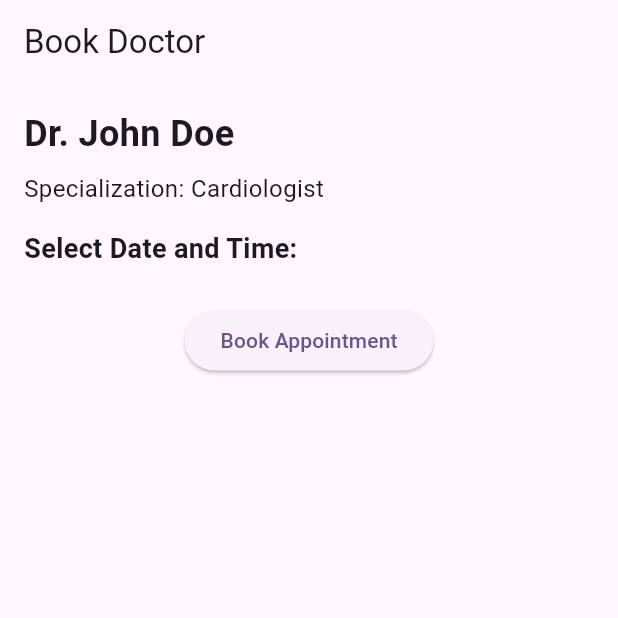
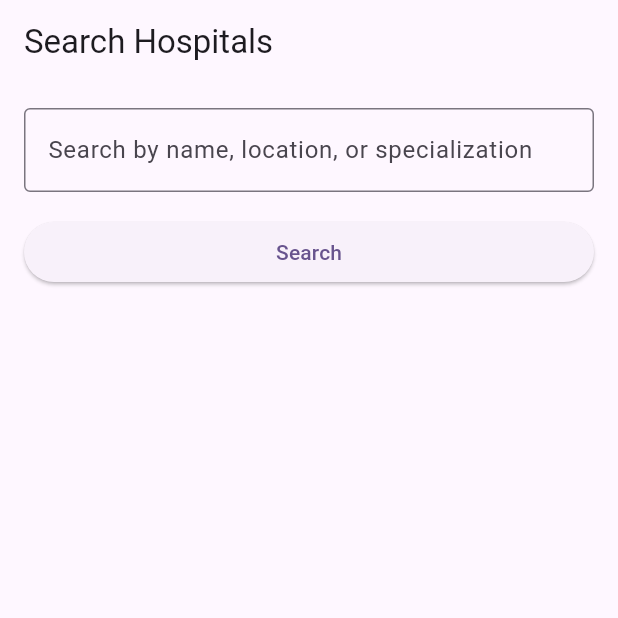
Before and after one commit to Vish-nu01/internship, a Flutter app: the screen it shows after launch, on a phone screen of 412 x 824 dp, the top half of it. Run offline on Flutter 3.47's test engine with Material 3 defaults, Android fonts, the phone set to English and light mode, and no system bars.

Commit message:
UI for search

```diff
--- a/lib/main.dart
+++ b/lib/main.dart
@@ -3,6 +3,7 @@ import 'package:internship/screens/doctor_booking_screen.dart';
 import 'package:internship/screens/home_page.dart';
 import 'package:internship/screens/login_screen.dart';
 import 'package:internship/screens/reg_screen.dart';
+import 'package:internship/screens/search_hospital.dart';
 import 'package:internship/service/http_service.dart';
 
 void main() {
@@ -20,7 +21,7 @@ class MyApp extends StatelessWidget {
         colorScheme: ColorScheme.fromSeed(seedColor: Colors.deepPurple),
         useMaterial3: true,
       ),
-      home: DoctorBookingScreen(),
+      home: HospitalSearchPage(),
     );
   }
 }
--- /dev/null
+++ b/lib/screens/search_hospital.dart
@@ -0,0 +1,43 @@
+import 'package:flutter/material.dart';
+
+class HospitalSearchPage extends StatelessWidget {
+  @override
+  Widget build(BuildContext context) {
+    return Scaffold(
+      appBar: AppBar(
+        title: Text('Search Hospitals'),
+      ),
+      body: Padding(
+        padding: EdgeInsets.all(16.0),
+        child: Column(
+          crossAxisAlignment: CrossAxisAlignment.stretch,
+          children: [
+            // Search Input Field
+            TextField(
+              decoration: InputDecoration(
+                hintText: 'Search by name, location, or specialization',
+                border: OutlineInputBorder(),
+              ),
+              onChanged: (value) {
+                // TODO: Implement search functionality
+                // Update search results based on user input
+              },
+            ),
+            SizedBox(height: 16.0),
+            // Search Button
+            ElevatedButton(
+              onPressed: () {
+                // TODO: Implement search functionality
+                // Perform search based on user input
+              },
+              child: Text('Search'),
+            ),
+            SizedBox(height: 16.0),
+            // TODO: Display search results here
+            // You can use a ListView to display search results
+          ],
+        ),
+      ),
+    );
+  }
+}
```
